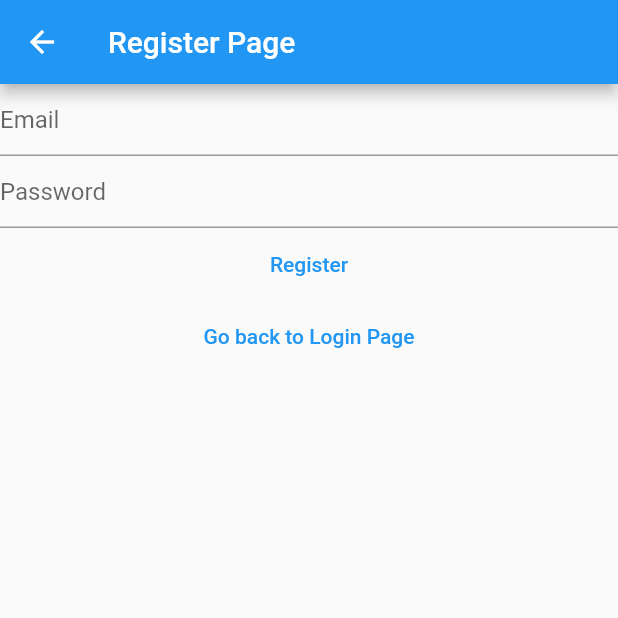
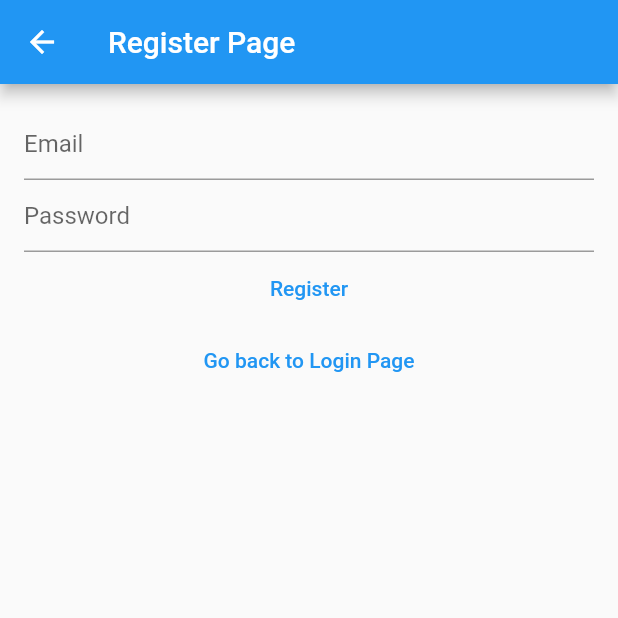
Before and after one commit to Tanmoy-Sarkar-Pranto/privnotes, a Flutter app: the RegisterView screen opened directly, on a phone screen of 412 x 824 dp, the top half of it. Run offline on Flutter 3.47's test engine with Material 2 defaults, Android fonts, the phone set to English and light mode, and no system bars; our stand-ins replace bloc, cloud_firestore, equatable, firebase_auth, firebase_core, flutter_bloc and 1 more; accounts and stored records are empty.

Commit message:
Small padding

```diff
--- a/lib/views/register_view.dart
+++ b/lib/views/register_view.dart
@@ -50,7 +50,9 @@ class _RegisterViewState extends State<RegisterView> {
       },
       child: Scaffold(
         appBar: AppBar(title: const Text('Register Page')),
-        body: Column(
+        body: Padding(
+          padding: const EdgeInsets.all(16.0),
+          child: Column(
             children: [
               TextField(
                 controller: _email,
@@ -93,6 +95,7 @@ class _RegisterViewState extends State<RegisterView> {
             ],
           ),
         ),
+      ),
     );
   }
 }
```
Lines whose indentation alone changed are shown as unchanged.
